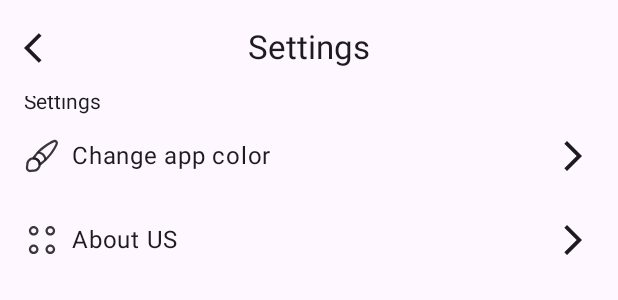
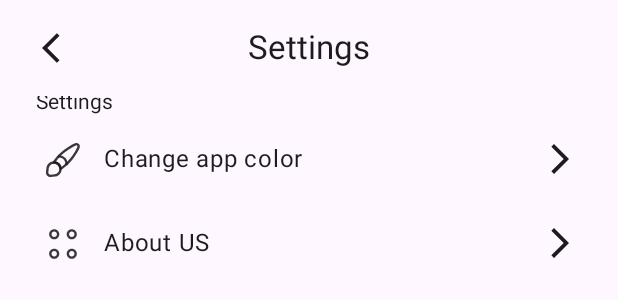
Before and after one commit to Android-Geeks/task-tracker, an Android app built with Jetpack Compose: the @Preview function SettingPreview, on a phone screen of 412 x 824 dp. Shown: the top 300 px of the screen. Run offline under Robolectric (Android 15) with nearby library versions, the phone set to English and light mode, and no system bars.

```diff
--- a/app/src/main/java/com/example/tasktracker/ui/screens/settings/Settings.kt
+++ b/app/src/main/java/com/example/tasktracker/ui/screens/settings/Settings.kt
@@ -19,6 +19,7 @@ import androidx.compose.ui.text.font.FontWeight
 import androidx.compose.ui.text.style.TextAlign
 import androidx.compose.ui.tooling.preview.Preview
 import androidx.compose.ui.unit.dp
+import androidx.compose.ui.unit.sp
 import com.example.tasktracker.R
 
 
@@ -33,13 +34,15 @@ fun SettingsScreen() {
         Column(
             modifier = Modifier
                 .fillMaxWidth()
-                .padding(top = 60.dp, start = 16.dp),
+                .padding(top = 60.dp,start = 24.dp, end = 22.dp),
             verticalArrangement = Arrangement.spacedBy(8.dp),
         ) {
             Text(
                 text = stringResource(R.string.settings_title),
-                fontWeight = FontWeight.Normal,
-            )
+                fontWeight = FontWeight(400),
+                fontSize = 14.sp,
+
+                )
             SettingsRow(
                 icon = painterResource(R.drawable.brush),
                 text = stringResource(R.string.change_app_color)
@@ -57,17 +60,30 @@ fun SettingsScreen() {
 fun TopBar() {
     CenterAlignedTopAppBar(
         title = {
-            Text(text = "Settings", textAlign = TextAlign.Center)
+            Text(
+                text = "Settings",
+                textAlign = TextAlign.Center
+            )
         },
         navigationIcon = {
-            IconButton(onClick = { }) {
+            IconButton(
+                onClick = { },
+                modifier = Modifier
+                    .size(48.dp)
+                    .padding(start = 24.dp)
+                    ) {
                 Icon(
                     painter = painterResource(R.drawable.baseline_arrow_back_ios_24),
                     contentDescription = null,
-                    modifier = Modifier.padding(8.dp)
+                    modifier = Modifier
+                        .width(24.dp)
+                        .height(24.dp)
+
                 )
             }
-        }
+        },
+        modifier = Modifier.fillMaxWidth()
+
     )
 }
 
@@ -77,30 +93,47 @@ fun SettingsRow(icon: Painter, text: String) {
         modifier = Modifier
             .fillMaxWidth()
             .height(48.dp)
-            .padding(top = 8.dp)
     ) {
 
-        Icon(painter = icon, contentDescription = null)
+        Icon(painter = icon,
+            contentDescription = null,
+            modifier = Modifier
 
-        Spacer(modifier = Modifier.width(8.dp))
+                .size(45.dp)
+                .fillMaxSize()
+                .padding(top = 10.dp, bottom = 10.dp, end = 10.dp)
+        )
+
         Text(
-            modifier = Modifier.weight(5f),
+            modifier = Modifier
+                .weight(8f)
+                .size(48.dp)
+                .padding(top = 10.dp, bottom = 8.dp),
             text = text,
+            lineHeight = 24.08.sp,
+            fontWeight = FontWeight(400),
             style = MaterialTheme.typography.bodyLarge,
         )
         IconButton(
             modifier = Modifier
-                .size(24.dp)
+                .size(44.dp)
                 .weight(1f),
             onClick = {  }
         ) {
-            Icon(painter = painterResource(R.drawable.baseline_arrow_forward_ios_24), contentDescription = null)
+            Icon(
+                painter = painterResource(R.drawable.baseline_arrow_forward_ios_24),
+                contentDescription = null,
+                modifier = Modifier
+                    .width(24.dp)
+                    .height(24.dp)
+            )
         }
     }
 }
 
 @Preview
 @Composable
-fun SettingPreview() {
+fun SettingPreview(
+) {
     SettingsScreen()
 }
--- a/app/src/main/res/drawable/ellipse_15.xml
+++ b/app/src/main/res/drawable/ellipse_15.xml
@@ -6,6 +6,5 @@
   <path
       android:pathData="M8,8m-7.25,0a7.25,7.25 0,1 1,14.5 0a7.25,7.25 0,1 1,-14.5 0"
       android:strokeWidth="1.5"
-      android:fillColor="#363636"
       android:strokeColor="#ffffff"/>
 </vector>
--- a/app/src/main/res/values/colors.xml
+++ b/app/src/main/res/values/colors.xml
@@ -7,4 +7,5 @@
     <color name="teal_700">#FF018786</color>
     <color name="black">#FF000000</color>
     <color name="white">#FFFFFFFF</color>
+    <color name="blue">#0062A3</color>
 </resources>
```
Also changed, not shown: app/src/main/java/com/example/tasktracker/ui/screens/task/TaskScreen.kt (+175 -84 lines), app/src/main/java/com/example/tasktracker/ui/screens/task/TaskUiState.kt (added, +9 -0 lines), app/src/main/java/com/example/tasktracker/ui/screens/task/TaskViewModel.kt (added, +50 -0 lines).
